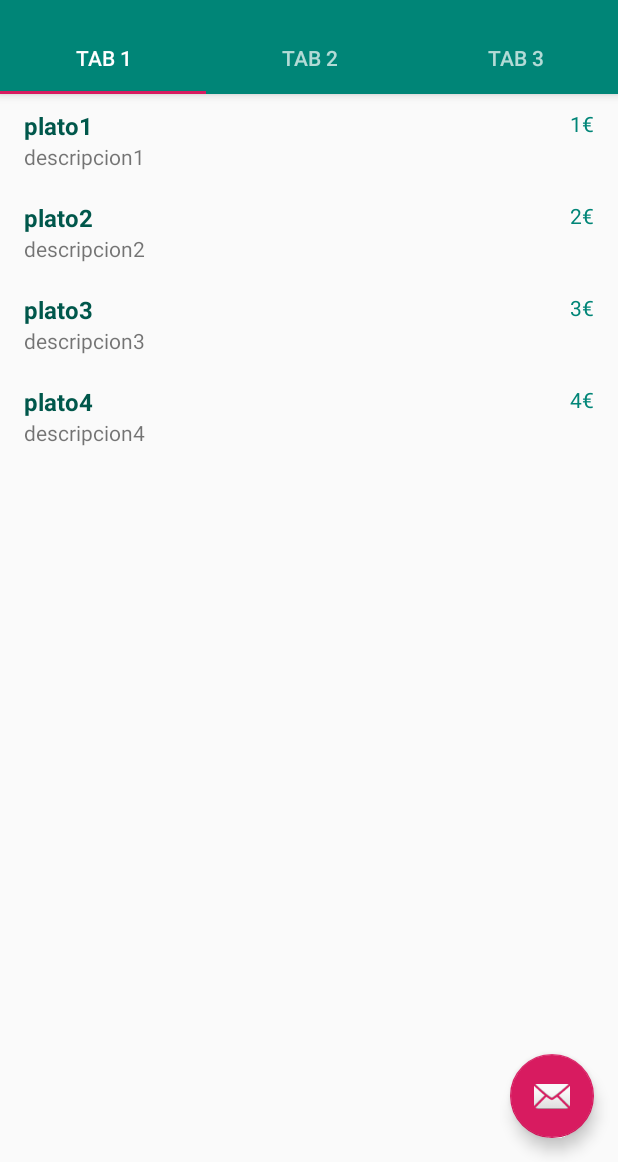
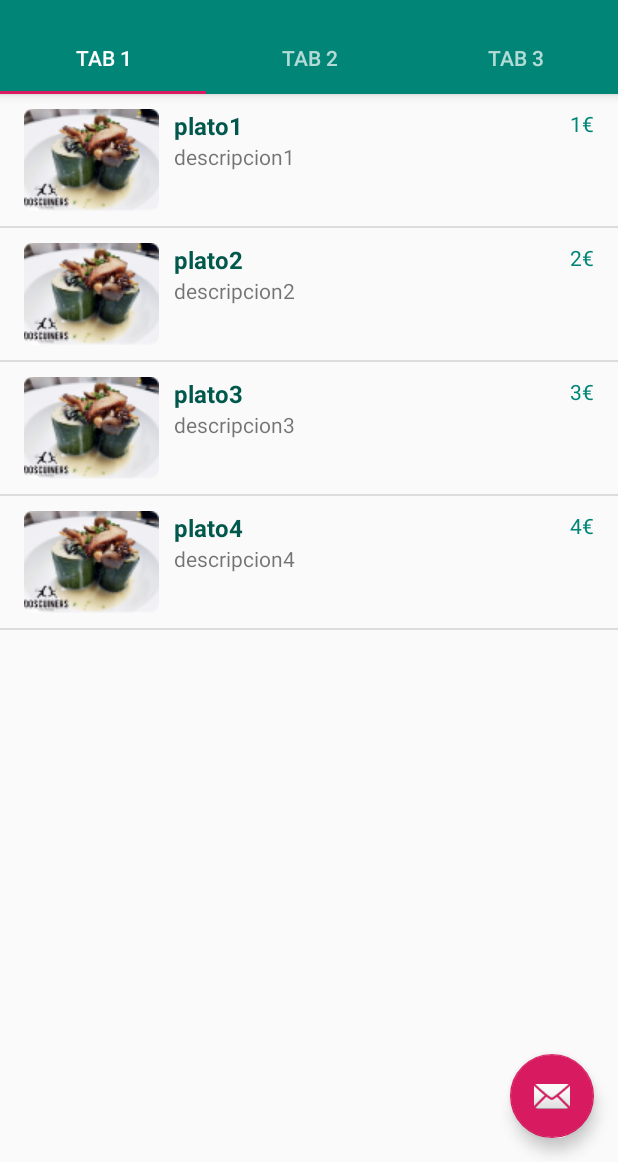
Before and after one commit to VictorJuez/MyWaiter, an Android app: the CartaFragment screen opened directly, with no data from a screen before it, on a phone screen of 412 x 824 dp, the part 74-1236 px from its top. Run offline under Robolectric (Android 15) with nearby library versions, the phone set to English and light mode, and no system bars.

Commit message:
Single plate layout upgraded

```diff
--- a/app/src/main/java/com/example/victorjuez/mywaiter/CartaFragment.java
+++ b/app/src/main/java/com/example/victorjuez/mywaiter/CartaFragment.java
@@ -3,6 +3,7 @@ package com.example.victorjuez.mywaiter;
 import android.os.Bundle;
 import android.support.v4.app.Fragment;
 import android.support.v7.widget.DefaultItemAnimator;
+import android.support.v7.widget.DividerItemDecoration;
 import android.support.v7.widget.LinearLayoutManager;
 import android.support.v7.widget.RecyclerView;
 import android.view.LayoutInflater;
@@ -31,6 +32,7 @@ public class CartaFragment extends Fragment {
         recyclerView.setLayoutManager(mLayoutManager);
         recyclerView.setItemAnimator(new DefaultItemAnimator());
         recyclerView.setAdapter(pAdapter);
+        recyclerView.addItemDecoration(new DividerItemDecoration(rootView.getContext(), LinearLayoutManager.VERTICAL));
 
         preparePlatoData();
 
--- a/app/src/main/res/layout/plato_list_row.xml
+++ b/app/src/main/res/layout/plato_list_row.xml
@@ -11,19 +11,30 @@
     android:paddingRight="@dimen/activity_horizontal_margin"
     android:paddingTop="@dimen/row_padding_vertical">
 
+    <ImageView
+        android:id="@+id/photo_plate"
+        android:layout_width="wrap_content"
+        android:layout_height="wrap_content"
+        android:layout_centerVertical="true"
+        android:src="@drawable/plat1"/>
+
     <TextView
         android:id="@+id/nombre"
+        android:paddingLeft="10dp"
         android:layout_width="match_parent"
         android:layout_height="wrap_content"
         android:layout_alignParentTop="true"
         android:textColor="@color/colorPrimaryDark"
+        android:layout_toRightOf="@+id/photo_plate"
         android:textSize="16dp"
         android:textStyle="bold" />
 
     <TextView
         android:id="@+id/descripcion"
+        android:paddingLeft="10dp"
         android:layout_width="match_parent"
         android:layout_height="wrap_content"
+        android:layout_toRightOf="@+id/photo_plate"
         android:layout_below="@id/nombre" />
 
     <TextView
```
